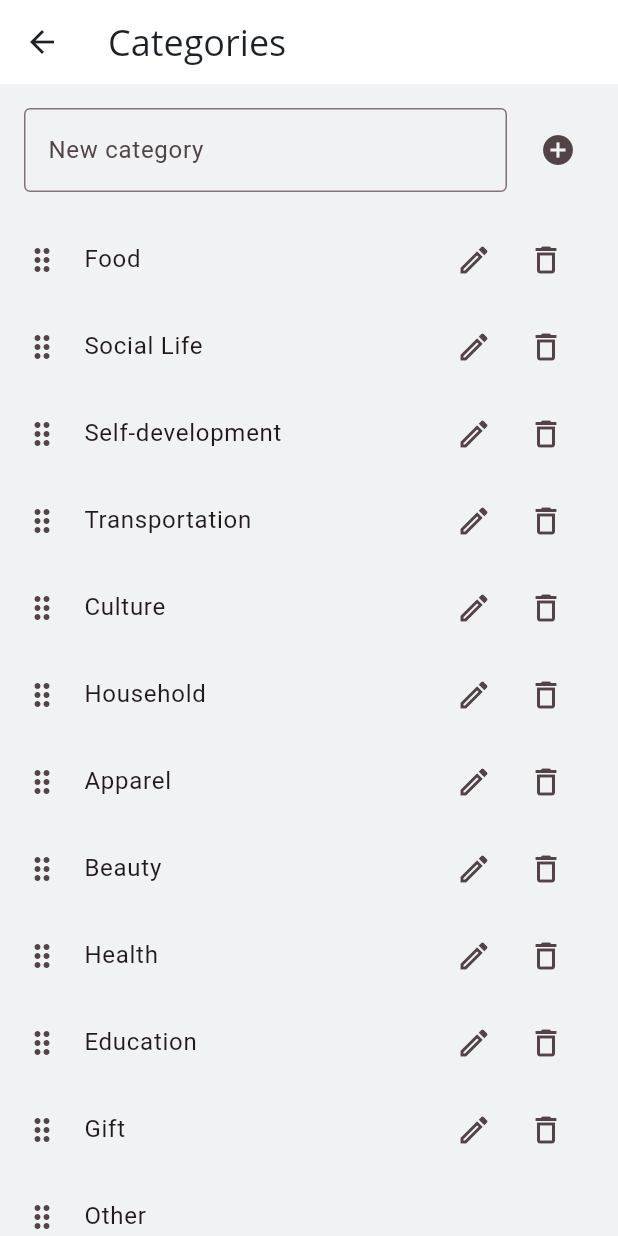
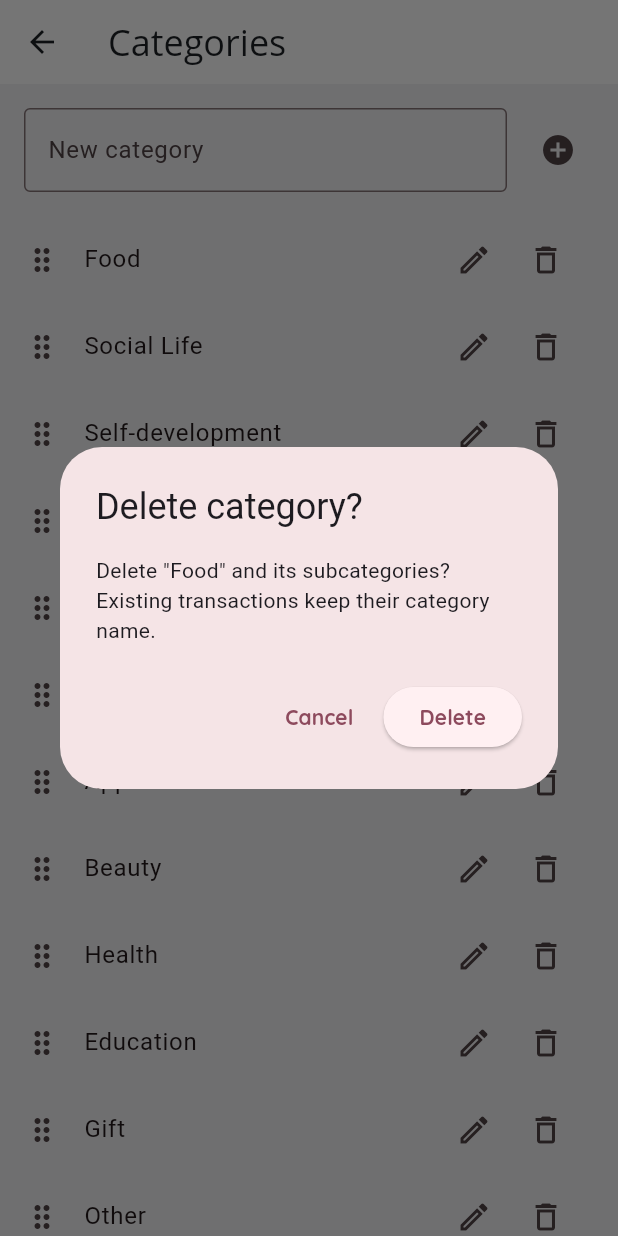
Before and after one commit to imranmdimranmd/PaisaMitra, a Flutter app: the CategoriesScreen screen opened by its route, after a tap on the "delete outline" icon, on a phone screen of 412 x 824 dp. Run offline on Flutter 3.47's test engine with Material 3 defaults, Android fonts, the phone set to English and light mode, and no system bars; our stand-ins replace file_picker, fl_chart, flutter_local_notifications, share_plus, shared_preferences, sqflite; missing offline and left inert: excel, random_color; accounts and stored records are empty; statements that could not run were skipped.

```diff
--- a/lib/DBhelp/dbhelper.dart
+++ b/lib/DBhelp/dbhelper.dart
@@ -139,11 +139,11 @@ class DBHelper {
 
   static Future<int> deleteCategory(String name) async {
     final db = await DBHelper.getDatabase();
-    return db.delete(
-      'categories',
-      where: 'name = ? AND isDefault = 0',
-      whereArgs: [name],
-    );
+    return db.transaction((txn) async {
+      await txn.delete('subcategories',
+          where: 'category = ?', whereArgs: [name]);
+      return txn.delete('categories', where: 'name = ?', whereArgs: [name]);
+    });
   }
 
   /// Renames a category and cascades the rename to every subcategory and
@@ -214,7 +214,7 @@ class DBHelper {
     final db = await DBHelper.getDatabase();
     return db.delete(
       'subcategories',
-      where: 'category = ? AND name = ? AND isDefault = 0',
+      where: 'category = ? AND name = ?',
       whereArgs: [category, name],
     );
   }
--- a/lib/screens/categories_screen.dart
+++ b/lib/screens/categories_screen.dart
@@ -154,6 +154,29 @@ class _CategoriesScreenState extends State<CategoriesScreen> {
     }
   }
 
+  Future<void> _deleteCategory(String category) async {
+    final confirmed = await showDialog<bool>(
+      context: context,
+      builder: (dialogContext) => AlertDialog(
+        title: const Text('Delete category?'),
+        content: Text(
+            'Delete "$category" and its subcategories? Existing transactions keep their category name.'),
+        actions: [
+          TextButton(
+            onPressed: () => Navigator.of(dialogContext).pop(false),
+            child: const Text('Cancel'),
+          ),
+          ElevatedButton(
+            onPressed: () => Navigator.of(dialogContext).pop(true),
+            child: const Text('Delete'),
+          ),
+        ],
+      ),
+    );
+    if (confirmed != true || !mounted) return;
+    await context.read<Categories>().remove(category);
+  }
+
   @override
   Widget build(BuildContext context) {
     return Scaffold(
@@ -208,10 +231,6 @@ class _CategoriesScreenState extends State<CategoriesScreen> {
                       trailing: Row(
                         mainAxisSize: MainAxisSize.min,
                         children: [
-                          // 'Other' is the hard-coded fallback category used
-                          // elsewhere when adding a transaction, so it isn't
-                          // renamed or removed from here.
-                          if (category != 'Other') ...[
                           IconButton(
                             tooltip: 'Edit category',
                             icon: const Icon(Icons.edit_outlined),
@@ -220,11 +239,8 @@ class _CategoriesScreenState extends State<CategoriesScreen> {
                           IconButton(
                             tooltip: 'Delete category',
                             icon: const Icon(Icons.delete_outline),
-                              onPressed: () async {
-                                await categories.remove(category);
-                              },
+                            onPressed: () => _deleteCategory(category),
                           ),
-                          ],
                         ],
                       ),
                       children: [
```
Also changed, not shown: lib/widgets/dashboard_summary_cards.dart (+0 -9 lines), 1 other file. Lines whose indentation alone changed are shown as unchanged.
